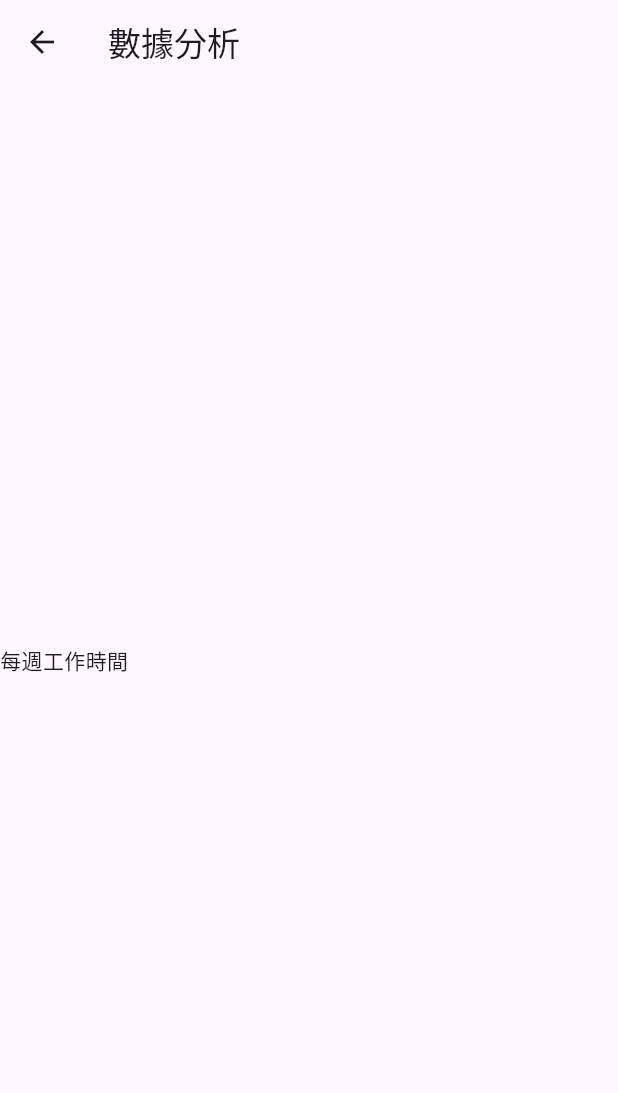
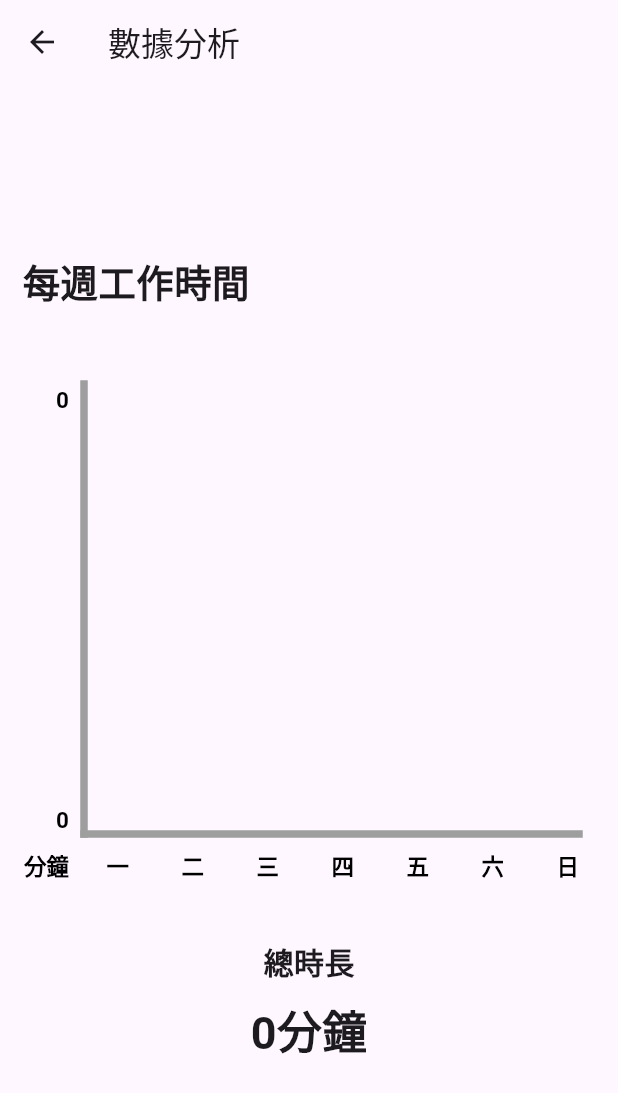
Before and after one commit to chen-yikai/55th.Regional.Flutter, a Flutter app: the screen it shows after launch, scrolled down 530 dp, after a tap on "開始", after a tap on the "auto graph" icon, on a phone screen of 412 x 824 dp. Shown: the top 1093 px of the screen. Run offline on Flutter 3.47's test engine with Material 3 defaults, Android fonts, the phone set to English and light mode, and no system bars.

Commit message:
add graph table

```diff
--- a/lib/home_sheet/todo_list.dart
+++ b/lib/home_sheet/todo_list.dart
@@ -13,7 +13,6 @@ class TodoListSheet extends StatefulWidget {
 }
 
 class _TodoListSheetState extends State<TodoListSheet> {
-  var todos = TodoList().todos;
   @override
   Widget build(BuildContext context) {
     return Column(
@@ -36,7 +35,7 @@ class _TodoListSheetState extends State<TodoListSheet> {
                 icon: Icon(Icons.add))
           ],
         ),
-       todos.isNotEmpty? Expanded(
+        Expanded(
           child: ReorderableListView.builder(
               itemBuilder: (context, index) {
                 final item = TodoList().todos[index];
@@ -73,8 +72,16 @@ class _TodoListSheetState extends State<TodoListSheet> {
                 );
               },
               itemCount: TodoList().todos.length,
-              onReorder: (a, b) {}),
-        ):SizedBox(),
+              onReorder: (oldIndex, newIndex) {
+                if (newIndex > oldIndex) {
+                  newIndex--;
+                }
+                final item = TodoList().todos.removeAt(oldIndex);
+                TodoList().todos.insert(newIndex, item);
+                TodoList().writeTodoList();
+                setState(() {});
+              }),
+        ),
       ],
     );
   }
--- a/lib/loading.dart
+++ /dev/null
@@ -1,26 +0,0 @@
-import 'dart:convert';
-
-import 'package:flutter/material.dart';
-import 'package:flutter/services.dart';
-import 'package:flutter_55th/screens/Home.dart';
-import 'package:flutter_55th/todo_class.dart';
-
-class LoadingData extends StatefulWidget {
-  const LoadingData({super.key});
-
-  @override
-  State<LoadingData> createState() => _LoadingDataState();
-}
-
-class _LoadingDataState extends State<LoadingData> {
-  @override
-  void initState() {
-    TodoList().getTodoList();
-    super.initState();
-  }
-
-  @override
-  Widget build(BuildContext context) {
-    return HomeScreen();
-  }
-}
--- a/lib/main.dart
+++ b/lib/main.dart
@@ -1,7 +1,8 @@
 import 'dart:convert';
 
 import 'package:flutter/material.dart';
-import 'package:flutter_55th/loading.dart';
+import 'package:flutter_55th/screens/Home.dart';
+import 'package:flutter_55th/todo_class.dart';
 
 void main() {
   runApp(const Entry());
@@ -19,7 +20,7 @@ class _EntryState extends State<Entry> {
   Widget build(BuildContext context) {
     return const MaterialApp(
       debugShowCheckedModeBanner: false,
-      home: LoadingData(),
+      home: HomeScreen(),
     );
   }
 }
--- a/lib/painter/graph_painter.dart
+++ b/lib/painter/graph_painter.dart
@@ -0,0 +1,93 @@
+import 'package:flutter/material.dart';
+
+class GraphPainter extends CustomPainter {
+  final List<int> preDay;
+  final int maxTime;
+
+  GraphPainter({required this.preDay, required this.maxTime});
+
+  @override
+  void paint(Canvas canvas, Size size) {
+    final borderPaint = Paint()
+      ..color = Colors.grey
+      ..strokeWidth = 5
+      ..strokeCap = StrokeCap.square
+      ..style = PaintingStyle.stroke;
+
+    final progressPaint = Paint()
+      ..color = Colors.deepOrangeAccent
+      ..strokeWidth = 15
+      ..strokeCap = StrokeCap.round
+      ..style = PaintingStyle.stroke;
+
+    final textStyle = TextStyle(
+      color: Colors.black,
+      fontSize: 15,
+      fontWeight: FontWeight.bold,
+    );
+
+    final days = ['一', '二', '三', '四', '五', '六', '日'];
+
+    for (int i = -1; i < 5; i++) {
+      final textSpan = TextSpan(
+        text: i != -1
+            ? i == 4
+                ? (maxTime ~/ 60).toString()
+                : i == 0
+                    ? "0"
+                    : ""
+            : "分鐘",
+        style: textStyle,
+      );
+      final textPainter = TextPainter(
+        text: textSpan,
+        textAlign: TextAlign.center,
+        textDirection: TextDirection.ltr,
+      );
+      textPainter.layout(
+        minWidth: 0,
+        maxWidth: size.width,
+      );
+
+      textPainter.paint(
+          canvas,
+          Offset(
+            50 - textPainter.width - 10,
+            i != -1
+                ? size.height - 50 - (70 * i) - textPainter.height
+                : size.height - 40,
+          ));
+    }
+
+    for (int i = 0; i < 7; i++) {
+      final textSpan = TextSpan(
+        text: days[i],
+        style: textStyle,
+      );
+      final textPainter = TextPainter(
+          text: textSpan,
+          textAlign: TextAlign.center,
+          textDirection: TextDirection.ltr);
+      textPainter.layout(minWidth: 0, maxWidth: size.width);
+      textPainter.paint(canvas, Offset(65 + i * 50, size.height - 50 + 10));
+
+      canvas.drawLine(
+          Offset(70 + i * 50, size.height - 55),
+          Offset(
+              70 + i * 50,
+              size.height -
+                  55 -
+                  preDay[i] * ((size.height - 50 - 70) / maxTime)),
+          progressPaint);
+    }
+
+    canvas.drawLine(Offset(50, 50), Offset(50, size.height - 50), borderPaint);
+    canvas.drawLine(Offset(50, size.height - 50),
+        Offset(size.width - 20, size.height - 50), borderPaint);
+  }
+
+  @override
+  bool shouldRepaint(covariant CustomPainter oldDelegate) {
+    return true;
+  }
+}
--- a/lib/screens/Home.dart
+++ b/lib/screens/Home.dart
@@ -1,4 +1,5 @@
 import 'dart:async';
+import 'dart:convert';
 import 'dart:math';
 
 import 'package:flutter/material.dart';
@@ -18,18 +19,32 @@ class HomeScreen extends StatefulWidget {
 class _HomeScreenState extends State<HomeScreen> with TickerProviderStateMixin {
   static const platform = MethodChannel('dev.eliaschen.tomatobo');
 
+  var todos = TodoList().todos;
+
   late Timer timer;
-  int seconds = TodoList().todos.first.time;
+  int seconds = 0;
   bool isPause = true;
   bool done = true;
   bool repeatVibrate = false;
-
+  bool init = true;
   late AnimationController shakeAnimationController;
   late Animation<double> shakeAnimation;
+
+  Future<void> getTodoList() async {
+    final data = await platform.invokeMethod("getCurrentTodo");
+    final List<dynamic> jsonList = await jsonDecode(data);
+    TodoList().todos = jsonList
+        .map((item) => Todo.fromJson(item as Map<String, dynamic>))
+        .toList();
+    setState(() {
+      seconds = TodoList().todos.first.time;
+    });
+  }
 
   @override
   void initState() {
     super.initState();
+    getTodoList();
     shakeAnimationController = AnimationController(
         vsync: this, duration: const Duration(milliseconds: 200));
     shakeAnimation = TweenSequence<double>([
@@ -71,21 +86,36 @@ class _HomeScreenState extends State<HomeScreen> with TickerProviderStateMixin {
       done = false;
     });
     timer = Timer.periodic(const Duration(seconds: 1), (timer) {
+      if (seconds > 0) {
         setState(() {
-        if (seconds > 0) {
           seconds--;
+        });
       } else {
+        // handle history
+        Todo historyItem = TodoList().todos[0];
+        historyItem.day = DateTime.now().weekday;
+        TodoList().writeHistory(historyItem);
+        // delete todo from todo list
+        setState(() {
           TodoList().todos.removeAt(0);
+          TodoList().writeTodoList();
+        });
         setState(() {
           done = true;
           isPause = true;
         });
+        setState(() {
+          if (TodoList().todos.length != 0) {
+            seconds = TodoList().todos.first.time;
+          } else {
+            seconds = 0;
+          }
+        });
+        // alert user
         shakeAnimationController.repeat();
         vibrate();
         timer.cancel();
-          seconds = TodoList().todos.first.time;
       }
-      });
     });
   }
 
@@ -100,7 +130,13 @@ class _HomeScreenState extends State<HomeScreen> with TickerProviderStateMixin {
   @override
   Widget build(BuildContext context) {
     return Scaffold(
-      bottomSheet: HomeBottomsheet(),
+      bottomSheet: HomeBottomsheet(
+        homeCallBack: () {
+          setState(() {
+            seconds = TodoList().todos.first.time;
+          });
+        },
+      ),
       appBar: AppBar(
         title: Text("Tomato Bo", style: TextStyle(fontWeight: FontWeight.bold)),
         actions: [
@@ -114,7 +150,7 @@ class _HomeScreenState extends State<HomeScreen> with TickerProviderStateMixin {
               icon: const Icon(Icons.auto_graph))
         ],
       ),
-      body:  Container(
+      body: Container(
         color: Color(0xffF9F9F9),
         child: Center(
           child: Column(
@@ -136,8 +172,7 @@ class _HomeScreenState extends State<HomeScreen> with TickerProviderStateMixin {
               const SizedBox(height: 10),
               Text(
                 timeFormatter(seconds),
-                      style:
-                          TextStyle(fontWeight: FontWeight.bold, fontSize: 40),
+                style: TextStyle(fontWeight: FontWeight.bold, fontSize: 40),
               ),
               SizedBox(height: 10),
               SizedBox(
@@ -162,9 +197,8 @@ class _HomeScreenState extends State<HomeScreen> with TickerProviderStateMixin {
                           style: TextStyle(fontSize: 20),
                         ),
                         style: FilledButton.styleFrom(
-                                  backgroundColor: isPause
-                                      ? Color(0xffEDCB77)
-                                      : Color(0xff579ECF),
+                            backgroundColor:
+                                isPause ? Color(0xffEDCB77) : Color(0xff579ECF),
                             shape: RoundedRectangleBorder(
                                 borderRadius: BorderRadius.circular(10))),
                       ),
@@ -175,8 +209,7 @@ class _HomeScreenState extends State<HomeScreen> with TickerProviderStateMixin {
             ],
           ),
         ),
-            )
-         ,
+      ),
     );
   }
 }
--- a/lib/screens/graph.dart
+++ b/lib/screens/graph.dart
@@ -1,4 +1,6 @@
 import 'package:flutter/material.dart';
+import 'package:flutter_55th/painter/graph_painter.dart';
+import 'package:flutter_55th/todo_class.dart';
 
 class GraphScreen extends StatefulWidget {
   const GraphScreen({super.key});
@@ -8,14 +10,75 @@ class GraphScreen extends StatefulWidget {
 }
 
 class _GraphScreenState extends State<GraphScreen> {
+  late List<Todo> todoHistory;
+  var totalTime = 0;
+  var maxTime = 0;
+  List<int> preDay = List.filled(7, 0, growable: true);
+
+  Future<void> setTodoHistory() async {
+    todoHistory = await TodoList().getHistory();
+    totalTime = 0;
+    preDay = List.filled(7, 0, growable: true);
+    for (var item in todoHistory) {
+      totalTime += item.time;
+    }
+
+    for (int i = 0; i < 7; i++) {
+      preDay[i] = todoHistory
+          .where((a) => a.day == i + 1)
+          .fold(0, (sum, item) => sum + item.time);
+    }
+
+    maxTime = preDay.reduce((a, b) => a > b ? a : b);
+
+    setState(() {});
+  }
+
+  @override
+  void initState() {
+    setTodoHistory();
+    super.initState();
+  }
+
   @override
   Widget build(BuildContext context) {
     return Scaffold(
       appBar: AppBar(title: Text("數據分析")),
       body: Column(
         mainAxisAlignment: MainAxisAlignment.center,
-        mainAxisSize: MainAxisSize.max,
-        children: [Text("每週工作時間")],
+        children: [
+          const Padding(
+            padding: const EdgeInsets.only(left: 15),
+            child: Row(
+              children: [
+                Text(
+                  "每週工作時間",
+                  style: TextStyle(fontSize: 25, fontWeight: FontWeight.bold),
+                ),
+              ],
+            ),
+          ),
+          Center(
+            child: Container(
+              width: 400,
+              height: 400,
+              // color: Colors.lightBlue,
+              child: CustomPaint(
+                painter: GraphPainter(preDay: preDay, maxTime: maxTime),
+              ),
+            ),
+          ),
+          const SizedBox(height: 20),
+          Text(
+            "總時長",
+            style: TextStyle(fontSize: 20, fontWeight: FontWeight.bold),
+          ),
+          SizedBox(height: 10),
+          Text(
+            "${(totalTime / 60).round()}分鐘",
+            style: TextStyle(fontSize: 30, fontWeight: FontWeight.bold),
+          )
+        ],
       ),
     );
   }
--- a/lib/todo_class.dart
+++ b/lib/todo_class.dart
@@ -6,18 +6,27 @@ import 'package:flutter/services.dart';
 class TodoList {
   static const platform = MethodChannel('dev.eliaschen.tomatobo');
 
-  Future<void> getTodoList() async {
-    final data = await platform.invokeMethod("getCurrentTodo");
-    final List<dynamic> jsonList = jsonDecode(data);
-    TodoList().todos = jsonList
-        .map((item) => Todo.fromJson(item as Map<String, dynamic>))
-        .toList();
-  }
-
   void writeTodoList() {
     final List<Map<String, dynamic>> jsonList =
         TodoList().todos.map((item) => item.toJson()).toList();
     platform.invokeMethod("writeCurrentTodo", {"data": jsonEncode(jsonList)});
+  }
+
+  Future<List<Todo>> getHistory() async {
+    final data = await platform.invokeMethod("getHistory");
+    final List<dynamic> json = await jsonDecode(data);
+    final jsonList = json
+        .map((item) => Todo.fromJson(item as Map<String, dynamic>))
+        .toList();
+    return jsonList;
+  }
+
+  void writeHistory(Todo item) async {
+    final List<Todo> historyList = await getHistory();
+    historyList.add(item);
+    platform.invokeMethod("writeHistory", {
+      "data": jsonEncode(historyList.map((item) => item.toJson()).toList())
+    });
   }
 
   TodoList._internal();
@@ -26,9 +35,8 @@ class TodoList {
 
   factory TodoList() => _instance;
 
-  List<Todo> todos = [
-    Todo(id: 000000000, name: "", isWork: true, time: 0, color: 1, day: 2)
-  ];
+  List<Todo> todos = [];
+
   List<Color> colors = [
     Color(0xffEDCB77),
     Color(0xff63C1BD),
@@ -45,7 +53,7 @@ class Todo {
   final bool isWork;
   final int time;
   final int color;
-  final int day;
+  int day;
 
   Todo(
       {required this.id,
```
Also changed, not shown: lib/bottomSheet.dart (+22 -8 lines), lib/home_sheet/add_todo.dart (+19 -5 lines), 1 other file. Lines whose indentation alone changed are shown as unchanged.
